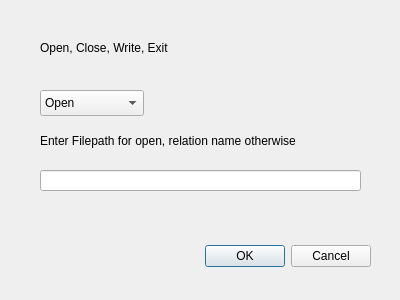
Above: SportsStat/openclosewriteexit.ui from harumhl/MaroonGoonsRDBMS before the change. Below: the same form after it.
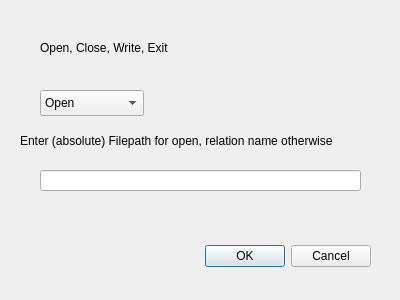
That is the form after the change.

```diff
--- a/SportsStat/openclosewriteexit.ui
+++ b/SportsStat/openclosewriteexit.ui
@@ -55,14 +55,14 @@
   <widget class="QLabel" name="label_2">
    <property name="geometry">
     <rect>
-     <x>40</x>
+     <x>20</x>
      <y>115</y>
-     <width>351</width>
+     <width>371</width>
      <height>51</height>
     </rect>
    </property>
    <property name="text">
-    <string>Enter Filepath for open, relation name otherwise</string>
+    <string>Enter (absolute) Filepath for open, relation name otherwise</string>
    </property>
   </widget>
   <widget class="QComboBox" name="comboBox">
```
